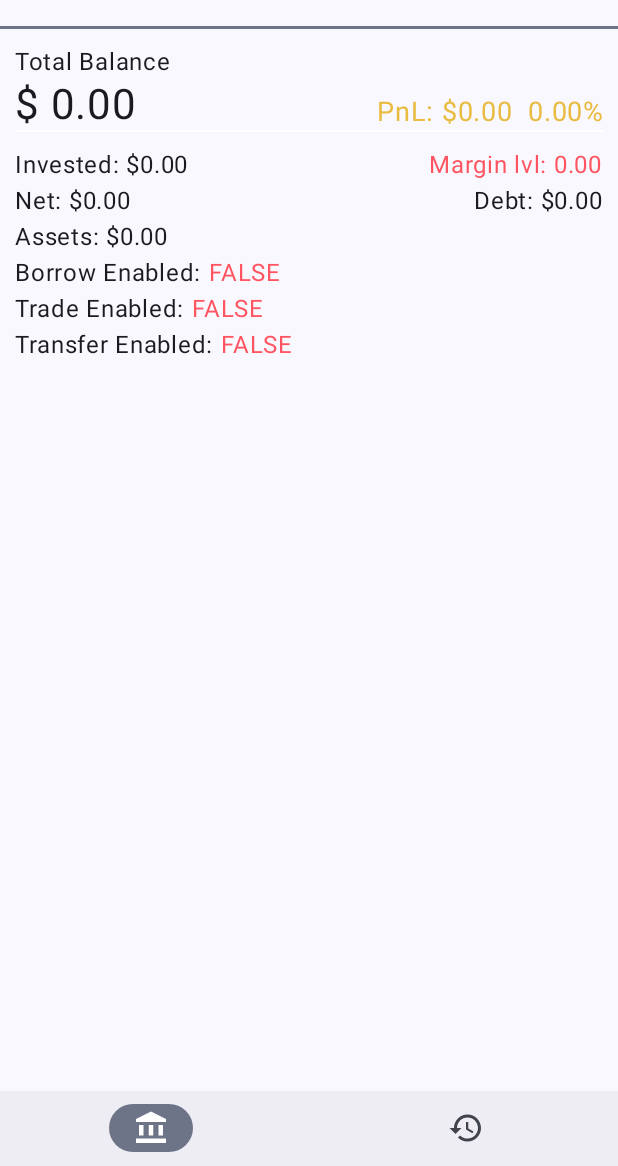
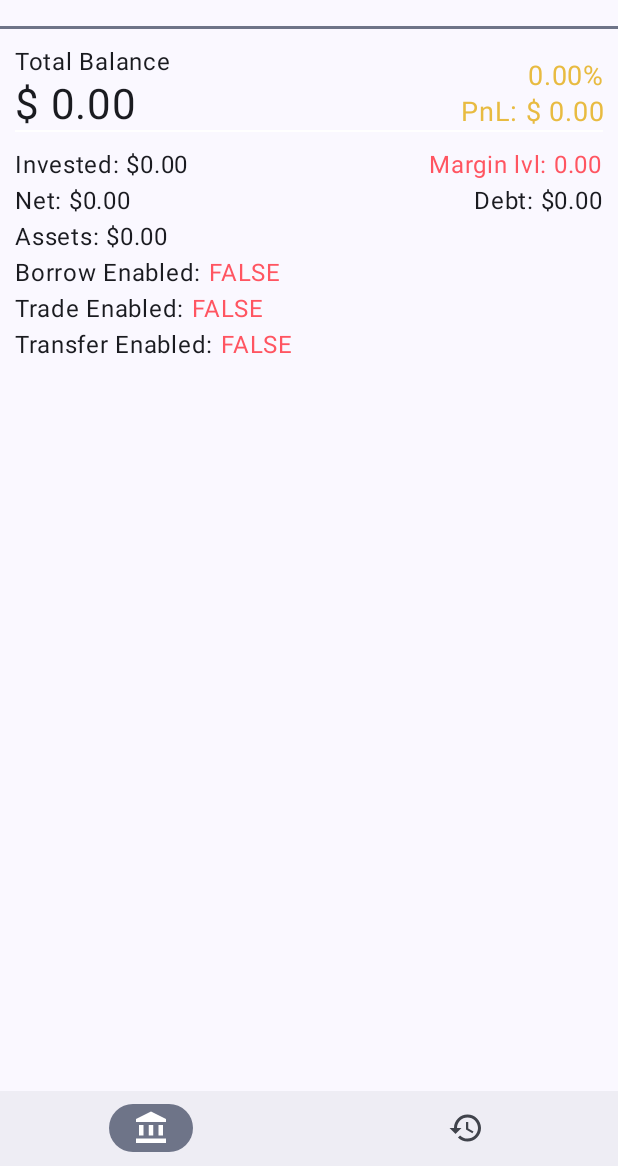
Before and after one commit to codeskraps/Binance-Margin, an Android app built with Jetpack Compose: the composable AccountTradeScreen shown on its own in the app's theme, on a phone screen of 412 x 824 dp, the part 70-1236 px from its top. Run offline under Robolectric (Android 15) with nearby library versions, the phone set to English and light mode, and no system bars; our stand-ins replace Dagger/Hilt's generated code; libraries missing offline, so code that uses them is left out: io.realm.kotlin; 2 statements that could not run were skipped.

Commit message:
Fix percentage calculation

```diff
--- a/feature/account/src/main/java/com/codeskraps/feature/account/AccountViewModel.kt
+++ b/feature/account/src/main/java/com/codeskraps/feature/account/AccountViewModel.kt
@@ -106,9 +106,7 @@ class AccountViewModel @Inject constructor(
         val totalNetAssetOfUSDT = account.totalNetAssetOfBtc * event.btcPrice
 
         val pnlPercent: Double = runCatching {
-            val difference = totalNetAssetOfUSDT - event.invested
-            val average = (totalNetAssetOfUSDT + event.invested) / 2
-            (difference / average) * 100
+            ((totalNetAssetOfUSDT - event.invested) / event.invested) * 100
         }.getOrElse { .0 }
 
         return currentState.copy(
--- a/feature/account/src/main/java/com/codeskraps/feature/account/components/AccountScreen.kt
+++ b/feature/account/src/main/java/com/codeskraps/feature/account/components/AccountScreen.kt
@@ -99,18 +99,26 @@ fun AccountScreen(
                     .padding(start = 10.dp, end = 10.dp, top = 10.dp)
             ) {
                 state.account.let { acc ->
+                    Row(modifier = Modifier.fillMaxWidth(), verticalAlignment = Alignment.Bottom) {
+                        Column {
                             Text(text = "Total Balance")
-                    Row(modifier = Modifier.fillMaxWidth(), verticalAlignment = Alignment.Bottom) {
                             Text(text = "$ ${state.totalAssetOfUSDT.format(2)}", fontSize = 28.sp)
+                        }
                         Spacer(modifier = Modifier.weight(1f))
+                        Column(horizontalAlignment = Alignment.End) {
                             Text(
-                            text = "PnL: $${
-                                state.pnl.format(2)
-                            }  ${state.pnlPercent.format(2)}%",
+                                text = "${state.pnlPercent.format(2)}%",
                                 textAlign = TextAlign.End,
                                 fontSize = 18.sp,
                                 color = state.pnlColor(pnl = state.pnlPercent)
                             )
+                            Text(
+                                text = "PnL: $ ${state.pnl.format(2)}",
+                                textAlign = TextAlign.End,
+                                fontSize = 18.sp,
+                                color = state.pnlColor(pnl = state.pnlPercent)
+                            )
+                        }
                     }
                     Spacer(modifier = Modifier.width(5.dp))
                     Spacer(
--- a/feature/account/src/main/java/com/codeskraps/feature/account/mvi/AccountState.kt
+++ b/feature/account/src/main/java/com/codeskraps/feature/account/mvi/AccountState.kt
@@ -100,9 +100,8 @@ data class AccountState(
         return runCatching {
             if (investedAsset(asset) == .0) .0
             else {
-                val difference = value(asset) - investedAsset(asset)
-                val average = (value(asset) + investedAsset(asset)) / 2
-                (difference / average) * 100
+                val investedAsset = investedAsset(asset)
+                ((value(asset) - investedAsset) / investedAsset) * 100
             }
         }.getOrElse { .0 }
     }
```
Lines whose indentation alone changed are shown as unchanged.
